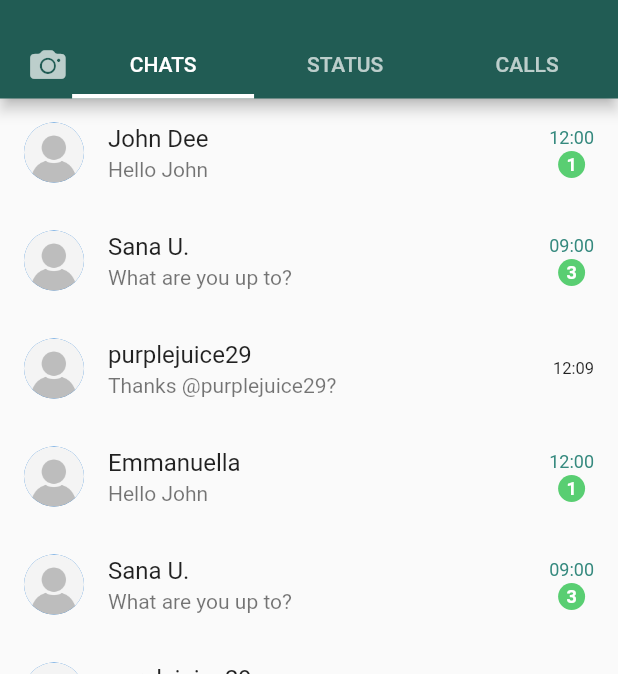
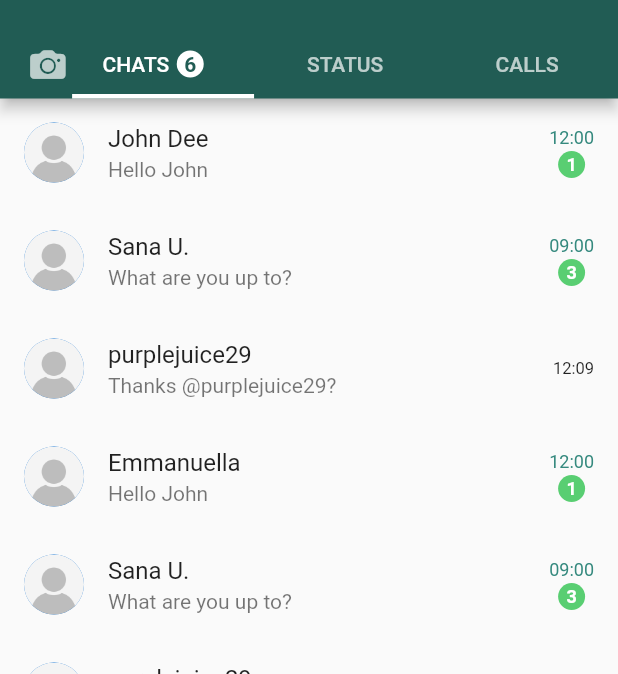
Before and after one commit to SanaUdoekong/whatsapp-ui-clone, a Flutter app: the screen it shows after launch, after a tap on the "chat" icon, on a phone screen of 412 x 824 dp, the part 59-733 px from its top. Run offline on Flutter 3.47's test engine with Material 2 defaults, Android fonts, the phone set to English and light mode, and no system bars.

Commit message:
chats_screen ui done

```diff
--- a/lib/blocs/chats_bloc.dart
+++ b/lib/blocs/chats_bloc.dart
@@ -12,6 +12,7 @@ class ChatsBloc {
   StreamSink<ChatAction> get ChatActionSink => _ChatChatStreamBuilder.sink;
   Stream<ChatAction> get ChatActionStream => _ChatChatStreamBuilder.stream;
 
+  // stringified event metadata
   final Map allChats = {
     "all": [
       {
--- a/lib/components/chat_tile.dart
+++ b/lib/components/chat_tile.dart
@@ -17,34 +17,46 @@ class _ChatTileState extends State<ChatTile> {
   @override
   Widget build(BuildContext context) {
     return ListTile(
+      //  mark the message as read when clicked
       onTap: () {
         setState(() {
           widget.event['action'] = ChatAction.read;
         });
       },
+
+      // sender's name and msg contents
       title: Text(widget.event['sender'] ?? 'Lorem ipsum dolor'),
       subtitle: Text(widget.event['msg'] ?? 'Lorem ipsum dolor sit amet ...'),
+
+      // profile  picture of the sender
       leading: CircleAvatar(
         backgroundImage: AssetImage(
           widget.event['sender_img'] ?? 'assets/images/dummy_peron.png',
         ),
       ),
-      trailing: widget.event['action'] == ChatAction.read
+
+      trailing: widget.event['action'] ==
+              ChatAction.read // checking if the message has been opened
+          // Shows time a messagewas sent
           ? Text(
               widget.event['time'].toString(),
               style: const TextStyle(fontSize: 11),
             )
+
+          // display time an no of messages for a chat for unread messages
           : Column(
               mainAxisAlignment: MainAxisAlignment.center,
               children: [
+                // time of delivery
                 Text(
                   widget.event['time'] ?? '00:00',
-                  style: TextStyle(
+                  style: const TextStyle(
                     color: AppColors.tealGreen,
                     fontSize: 12,
                   ),
                 ),
-                SizedBox(height: 2),
+                const SizedBox(height: 2),
+                // no. of messages
                 Container(
                   child: Center(
                     child: Text(
--- a/lib/view/chats/chats.dart
+++ b/lib/view/chats.dart
@@ -12,61 +12,77 @@ class Chats extends StatefulWidget {
 }
 
 class _ChatsState extends State<Chats> {
-  int _counter = 0;
-
-  void _incrementCounter() {
-    setState(() {
-      // This call to setState tells the Flutter framework that something has
-      // changed in this State, which causes it to rerun the build method below
-      // so that the display can reflect the updated values. If we changed
-      // _counter without calling setState(), then the build method would not be
-      // called again, and so nothing would appear to happen.
-      _counter++;
-    });
-  }
-
   @override
   Widget build(BuildContext context) {
+    /** Configurations for the tab widths */
     double deviceWidth = MediaQuery.of(context).size.width;
     double cameraTabWidth = deviceWidth / 54;
     double myLabelPadding = (deviceWidth - cameraTabWidth) / 5;
+
+    // getting chats from the chats bloc
     final chats = ChatBloc.allChats;
+
     return DefaultTabController(
       length: 4,
       initialIndex: 1,
       child: Scaffold(
         appBar: AppBar(
-          // Here we take the value from the Chats object that was created by
-          // the App.build method, and use it to set our appbar title.
-          title: Text("WhatsApp"),
+          title: const Text("WhatsApp"),
           centerTitle: false,
           backgroundColor: AppColors.tealGreenDark,
           actions: const [
+            // search icon
             Icon(Icons.search),
+            // more icon
             Padding(
-                padding: EdgeInsets.symmetric(horizontal: 20),
-                child: Icon(Icons.more_vert)),
+              padding: EdgeInsets.symmetric(horizontal: 20),
+              child: Icon(Icons.more_vert),
+            ),
           ],
           bottom: TabBar(
             tabs: [
+              // camera tab
               SizedBox(
                 width: cameraTabWidth,
                 child: Center(
                   child: Icon(CupertinoIcons.camera_fill),
                 ),
               ),
+              // chats tab
               SizedBox(
                 width: myLabelPadding,
                 child: Center(
-                  child: Text('CHATS'),
+                  child: Row(
+                    children: [
+                      Text('CHATS'),
+                      SizedBox(width: 5),
+                      Container(
+                        height: 18,
+                        width: 18,
+                        child: Center(
+                          child: Text(
+                            chats['all'].length.toString(),
+                            style: const TextStyle(
+                              color: AppColors.tealGreenDark,
+                              fontWeight: FontWeight.bold,
+                            ),
+                          ),
+                        ),
+                        decoration: const BoxDecoration(
+                            shape: BoxShape.circle, color: Colors.white),
+                      ),
+                    ],
+                  ),
                 ),
               ),
+              // status tab
               SizedBox(
                 width: myLabelPadding,
                 child: Center(
                   child: Text('STATUS'),
                 ),
               ),
+              // calls tab
               SizedBox(
                 width: myLabelPadding,
                 child: Center(
@@ -83,27 +99,27 @@ class _ChatsState extends State<Chats> {
                     (deviceWidth - (cameraTabWidth + myLabelPadding * 3)) / 8),
           ),
         ),
-
         body: TabBarView(
           children: [
-            Center(child: Text('Camera')),
+            const Center(child: Text('Camera')),
+
+            // returns all chats
             ListView.builder(
               itemCount: chats['all'].length,
               itemBuilder: (context, index) {
                 return ChatTile(event: chats['all'][index]);
               },
             ),
-            Center(child: Text('Status')),
-            Center(child: Text('Calls')),
+            const Center(child: Text('Status')),
+            const Center(child: Text('Calls')),
           ],
         ),
-
         floatingActionButton: FloatingActionButton(
           backgroundColor: AppColors.tealGreen,
-          onPressed: _incrementCounter,
+          onPressed: () {},
           tooltip: 'New chat',
           child: const Icon(Icons.chat),
-        ), // This trailing comma makes auto-formatting nicer for build methods.
+        ),
       ),
     );
   }
```
Also changed, not shown: lib/main.dart (+3 -99 lines), lib/components/call_tile.dart (deleted), lib/components/profile_tile.dart (deleted), lib/components/settings_tile.dart (deleted).
